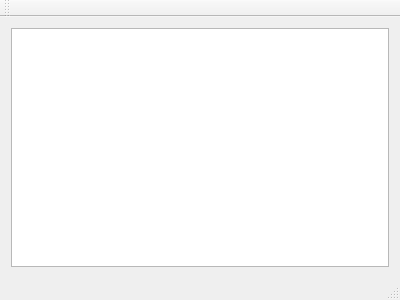
This is mainwindow.ui in iegrsy/MenuExample as Qt 5 draws it before an edit. The edited form follows.
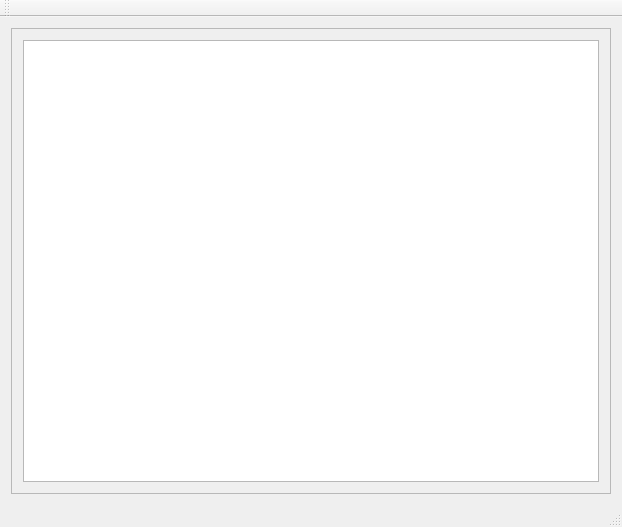
This is the edited form.

The edit to the form file:
```diff
--- a/mainwindow.ui
+++ b/mainwindow.ui
@@ -6,8 +6,8 @@
    <rect>
     <x>0</x>
     <y>0</y>
-    <width>400</width>
-    <height>300</height>
+    <width>622</width>
+    <height>527</height>
    </rect>
   </property>
   <property name="windowTitle">
@@ -16,7 +16,19 @@
   <widget class="QWidget" name="centralWidget">
    <layout class="QVBoxLayout" name="verticalLayout">
     <item>
-     <widget class="QListWidget" name="lstMenu"/>
+     <widget class="QFrame" name="frame">
+      <property name="frameShape">
+       <enum>QFrame::StyledPanel</enum>
+      </property>
+      <property name="frameShadow">
+       <enum>QFrame::Raised</enum>
+      </property>
+      <layout class="QVBoxLayout" name="verticalLayout_2">
+       <item>
+        <widget class="QListWidget" name="lstMenu"/>
+       </item>
+      </layout>
+     </widget>
     </item>
    </layout>
   </widget>
```
Left out of the diff: 2 changed lines with no effect on the pictures.
